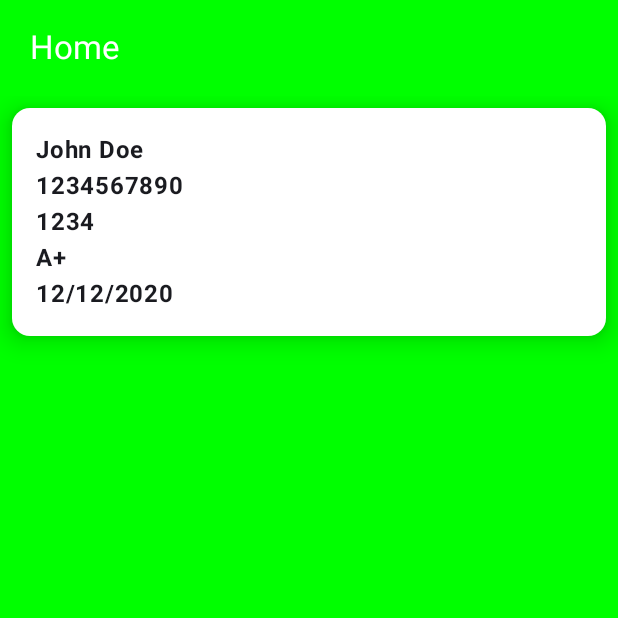
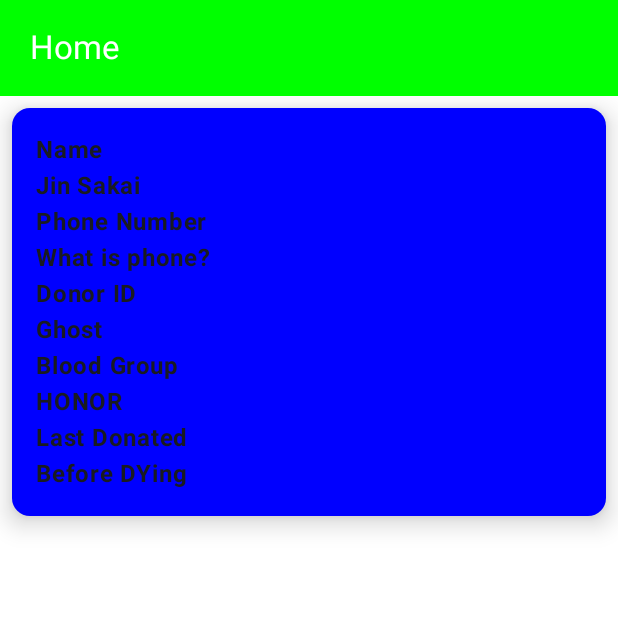
Before and after one commit to aadhityakumaran/donorcall-js, an Android app built with Jetpack Compose: the screen it shows after launch (MainActivity), on a phone screen of 412 x 824 dp, the top half of it. Run offline under Robolectric (Android 15) with nearby library versions, the phone set to English and light mode, and no system bars; our stand-ins replace Shimmer.

Commit message:
Updated UI

```diff
--- a/Donor-App/app/src/main/java/com/example/donorapp/data/model/User.kt
+++ b/Donor-App/app/src/main/java/com/example/donorapp/data/model/User.kt
@@ -10,6 +10,6 @@ data class User(
 
 object userList {
     val user1 = listOf(
-        User("John Doe", "1234567890", "1234", "A+", "12/12/2020")
+        User("Jin Sakai", "What is phone?", "Ghost", "HONOR", "Before DYing")
     )
 }
--- a/Donor-App/app/src/main/java/com/example/donorapp/navigation/NavGraph.kt
+++ b/Donor-App/app/src/main/java/com/example/donorapp/navigation/NavGraph.kt
@@ -1,7 +1,6 @@
 package com.example.donorapp.navigation
 
 import androidx.compose.runtime.Composable
-import androidx.navigation.NavHost
 import androidx.navigation.NavHostController
 import androidx.navigation.compose.NavHost
 import androidx.navigation.compose.composable
--- a/Donor-App/app/src/main/java/com/example/donorapp/ui/components/UserCard.kt
+++ b/Donor-App/app/src/main/java/com/example/donorapp/ui/components/UserCard.kt
@@ -1,6 +1,5 @@
 package com.example.donorapp.ui.components
 
-import androidx.compose.foundation.clickable
 import androidx.compose.foundation.layout.Column
 import androidx.compose.foundation.layout.fillMaxWidth
 import androidx.compose.foundation.layout.padding
@@ -15,7 +14,7 @@ import androidx.compose.ui.unit.dp
 
 @Composable
 fun UserCard(
-    id : String,
+    name : String,
     phone : String,
     donorId : String,
     bloodGroup : String,
@@ -27,15 +26,15 @@ fun UserCard(
         .fillMaxWidth()
         .padding(top = 8.dp, start = 8.dp, end = 8.dp),
         elevation = CardDefaults.cardElevation(defaultElevation = 10.dp),
-        colors = CardDefaults.cardColors(containerColor = Color.White)
+        colors = CardDefaults.cardColors(containerColor = Color.Blue)
     )
     {
         Column(modifier = modifier.padding(16.dp).fillMaxWidth()) {
-            Text(text = id, fontWeight = FontWeight.Bold)
-            Text(text = phone, fontWeight = FontWeight.Bold)
-            Text(text = donorId, fontWeight = FontWeight.Bold)
-            Text(text = bloodGroup, fontWeight = FontWeight.Bold)
-            Text(text = lastDonationDate, fontWeight = FontWeight.Bold)
+            Text(text = "Name\n$name", fontWeight = FontWeight.Bold)
+            Text(text = "Phone Number\n$phone", fontWeight = FontWeight.Bold)
+            Text(text = "Donor ID\n$donorId", fontWeight = FontWeight.Bold)
+            Text(text = "Blood Group\n$bloodGroup", fontWeight = FontWeight.Bold)
+            Text(text = "Last Donated\n$lastDonationDate", fontWeight = FontWeight.Bold)
 
         }
     }
--- a/Donor-App/app/src/main/java/com/example/donorapp/ui/view/HomeView.kt
+++ b/Donor-App/app/src/main/java/com/example/donorapp/ui/view/HomeView.kt
@@ -28,7 +28,7 @@ fun HomeView(
             )
         },
 
-        containerColor = Color.Green)
+        containerColor = Color.White)
     {
         LazyColumn(
             modifier = Modifier
```
Also changed, not shown: Donor-App/app/src/main/java/com/example/donorapp/ui/components/AppBar.kt (+0 -7 lines).
